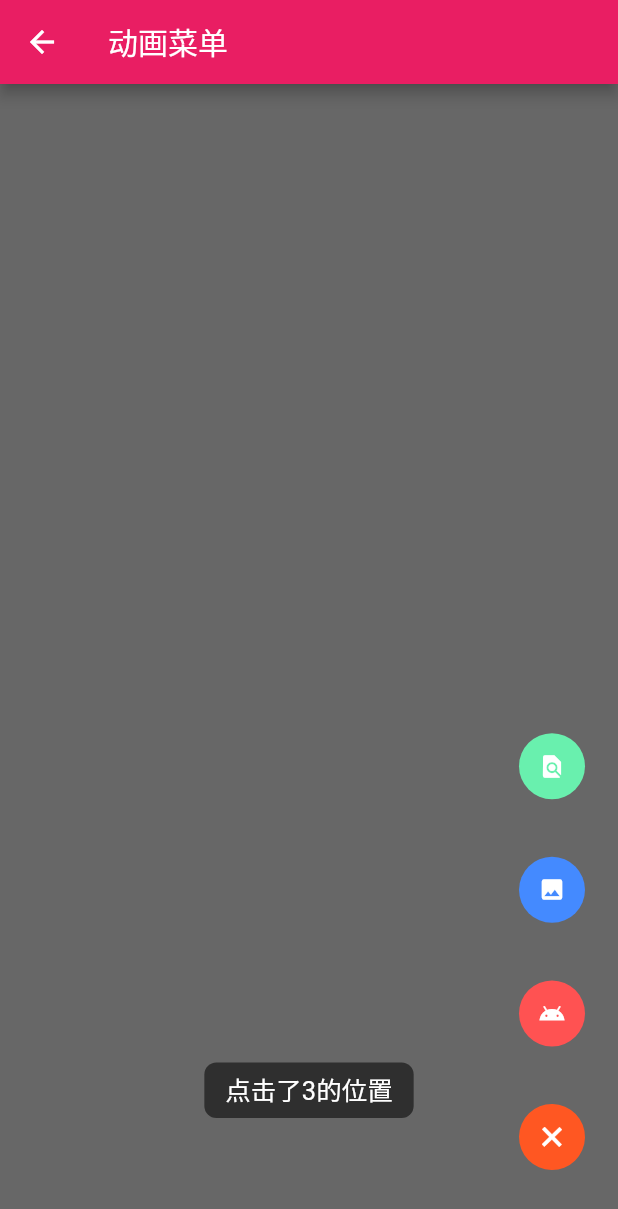
After one commit to HeroLBJ/FlutterGo, a Flutter app: the Hero03Page screen opened directly, after a tap on the "android" icon, on a phone screen of 412 x 824 dp. The commit adds this screen. Shown: the top 1209 px of the screen. Run offline on Flutter 3.47's test engine with Material 2 defaults, Android fonts, the phone set to English and light mode, and no system bars; our stand-ins replace bot_toast; network calls fail.

```diff
--- /dev/null
+++ b/flutter_go/lib/tool/widget/menu/rote_flow_button_menu.dart
@@ -0,0 +1,305 @@
+import 'package:flutter/cupertino.dart';
+import 'package:flutter/material.dart';
+
+/// https://github.com/zhaolongs/flutter_shake_animation_widget
+///
+/// 代码清单
+///代码清单
+///   流式布局 Flow 圆形菜单
+class RoteFlowButtonMenu extends StatefulWidget {
+  ///菜单图标
+  final List<Icon> iconList;
+
+  ///菜单图标背景
+  final List<Color> iconBackgroundColorList;
+
+  ///所有菜单项默认使用的底色
+  final Color defaultBackgroundColor;
+
+  ///点击事件回调
+  final Function(int index) clickCallBack;
+
+  ///是否输出Log
+  final bool isLog;
+
+  RoteFlowButtonMenu(
+      {@required this.iconList,
+        this.clickCallBack,
+        this.isLog = false,
+        this.defaultBackgroundColor = Colors.deepOrange,
+        this.iconBackgroundColorList});
+
+  @override
+  _MenuState createState() => _MenuState();
+}
+
+//lib/code10/main_data1019.dart
+///   流式布局 Flow 圆形菜单 类似开源中国底部圆形菜单效果
+class _MenuState extends State<RoteFlowButtonMenu>
+    with SingleTickerProviderStateMixin {
+  ///变化比率
+  double _rad = 0.0;
+
+  ///是否执行完动画，或者说是动画停止
+  bool _closed = true;
+
+  ///动画控制器
+  AnimationController _controller;
+
+  ///用于控制变化速率
+  Animation<double> animation;
+
+  ///用于保存显示出来的菜单效果Widget
+  List<Widget> menuItemList = [];
+
+  @override
+  void initState() {
+    super.initState();
+
+    ///创建动画控制器
+    ///执行时间为200毫秒
+    _controller =
+    AnimationController(duration: Duration(milliseconds: 400), vsync: this)
+
+    ///设置监听，每当动画执行时就会实时回调此方法
+      ..addListener(() {
+        setState(() {
+          ///从0到1
+          _rad = animation.value;
+          print("$_rad ");
+        });
+      })
+
+    ///设置状态监听
+      ..addStatusListener((status) {
+        if (status == AnimationStatus.completed) {
+          print("正向执行完毕 ");
+          _closed = !_closed;
+        } else if (status == AnimationStatus.dismissed) {
+          print("反向执行完毕 ");
+          _closed = !_closed;
+        }
+      });
+
+    ///变化值从 0.0-1.0
+    ///Curves.easeInOutExpo 中间快两头慢
+    animation = Tween(begin: 0.0, end: 1.0).animate(
+
+      ///先快后慢
+        CurveTween(curve: Curves.easeOutQuint).animate(_controller));
+
+    ///构建菜单具体显示的Widget
+    menuItemList = buildMenuData();
+  }
+
+  @override
+  void dispose() {
+    _controller.dispose();
+    super.dispose();
+  }
+
+  @override
+  Widget build(BuildContext context) {
+    return buildBody2();
+  }
+
+  //lib/code10/main_data1019.dart
+  /// 流式布局 Flow 圆形菜单
+  ///构建菜单所使用到的图标
+  List<Icon> iconList = [
+    Icon(
+      Icons.android,
+      color: Colors.white,
+      size: 18,
+    ),
+    Icon(
+      Icons.image,
+      color: Colors.white,
+      size: 18,
+    ),
+    Icon(
+      Icons.find_in_page,
+      color: Colors.white,
+      size: 18,
+    ),
+    Icon(Icons.add, color: Colors.white, size: 28),
+  ];
+
+  //lib/code10/main_data1019.dart
+  /// Flow 流式布局 构建菜单数据Widget
+  List<Widget> buildMenuData() {
+    List<Widget> childWidthList = [];
+
+    ///为每个Icon添加一个点击事件与圆形背景
+    for (int i = 0; i < iconList.length; i++) {
+      Color itemColor = widget.defaultBackgroundColor;
+      if (widget.iconBackgroundColorList != null &&
+          widget.iconBackgroundColorList.length > i) {
+        itemColor = widget.iconBackgroundColorList[i];
+      }
+
+      ///每个菜单添加InkWell点击事件
+      Widget itemContainer = InkWell(
+        onTap: () {
+          if (widget.clickCallBack != null) {
+            widget.clickCallBack(i);
+          }
+
+          ///打开或者关闭菜单
+          colseOrOpen();
+
+          ///点击菜单其他的操作
+        },
+        child: new Container(
+          ///圆形背景
+          decoration: BoxDecoration(
+              color: itemColor,
+              borderRadius: BorderRadius.all(Radius.circular(23))),
+          alignment: Alignment.center,
+          height: 44,
+          width: 44,
+          child: iconList[i],
+        ),
+      );
+      childWidthList.add(
+        itemContainer,
+      );
+    }
+    return childWidthList;
+  }
+
+  //lib/code10/main_data1019.dart
+  ///页面的主体
+  buildBody2() {
+    return Stack(
+      children: [
+        Positioned(
+          left: 0,
+          right: 0,
+          bottom: 0,
+          top: 0,
+          child: Container(
+            color: Color.fromARGB((_rad * 150).toInt(), 0, 0, 0),
+          ),
+        ),
+        Flow(
+          ///代理
+          delegate: RoteFlowButtonMenuDelegate(radiusRate: _rad),
+
+          ///使用到的子Widget
+          children: menuItemList,
+        )
+      ],
+    );
+  }
+
+  ///控制菜单的打开或者关闭
+  void colseOrOpen() {
+    if (_closed) {
+      _controller.reset();
+      _controller.forward();
+    } else {
+      _controller.reverse();
+    }
+  }
+}
+
+//lib/code10/main_data1019.dart
+///  流式布局 Flow 计算
+class RoteFlowButtonMenuDelegate extends FlowDelegate {
+  ///半径变化的比率
+  ///一般从0到1 菜单展开
+  ///从1-0菜单关闭
+  double radiusRate;
+
+  RoteFlowButtonMenuDelegate({this.radiusRate = 0});
+
+  @override
+  void paintChildren(FlowPaintingContext context) {
+    calculWrapSpacingChild2(context);
+  }
+
+  //lib/code10/main_data1019.dart
+  ///  流式布局 Flow 计算 菜单向上弹出
+  void calculWrapSpacingChild2(FlowPaintingContext context) {
+    ///初始绘制位置为Flow布局的左上角
+    double x = 0.0;
+    double y = 0.0;
+
+    //获取当前画布的最小边长，width与height谁小取谁
+    double radius = context.size.shortestSide / 3 * 2;
+
+    ///获取当前Flow的大小
+    double flowWidth = context.size.width;
+    double flowHeight = context.size.height;
+
+    ///左右两个菜单的偏移量
+    double dxflag = radius / 3 * radiusRate;
+
+    ///默认将所有的子Widget绘制到左下角
+    x = radius;
+    y = radius;
+
+    //计算每一个子widget的位置
+    for (var i = 0; i < context.childCount - 1; i++) {
+      ///获取第i个子Widget的大小
+      Size itemChildSize = context.getChildSize(i);
+
+      ///子child开始绘制的y中心点
+      double normalHeight = flowHeight - itemChildSize.height * 2;
+
+      ///计算每个子Widget 的坐标
+      x = flowWidth - itemChildSize.height * 1.5;
+      y = normalHeight - dxflag * (i + 1) * 0.9;
+
+      ///在Flow中进行绘制
+      context.paintChild(i,
+          transform: new Matrix4.translationValues(x, y, 0.0));
+    }
+
+    ///最后一个做为菜单选项
+    int lastIndex = context.childCount - 1;
+    Size lastChildSize = context.getChildSize(lastIndex);
+    double lastx = (flowWidth - lastChildSize.height * 1.5);
+    double lasty = flowHeight - lastChildSize.height * 2;
+
+    ///绘制这个菜单在右下角并旋转
+    context.paintChild(lastIndex,
+
+        ///先平移到底部
+        transform: Matrix4.translationValues(lastx, lasty, 0.0)
+
+        ///然后将旋转中心平移到子Widget的中心
+          ..translate(lastChildSize.width / 2, lastChildSize.height / 2)
+
+        ///合并旋转操作
+          ..multiply(Matrix4.rotationZ(radiusRate * 0.8)
+
+          ///再将旋转中心平移回去
+            ..translate(-lastChildSize.width / 2, -lastChildSize.height / 2)));
+  }
+
+  @override
+  bool shouldRepaint(FlowDelegate oldDelegate) {
+    return oldDelegate != this;
+  }
+
+  //  是否需要重新布局。
+  @override
+  bool shouldRelayout(FlowDelegate oldDelegate) {
+    return true;
+  }
+
+  //设置Flow的尺寸
+  @override
+  Size getSize(BoxConstraints constraints) {
+    //指定Flow的大小
+    return super.getSize(constraints);
+  }
+
+  //  设置每个child的布局约束条件
+  @override
+  BoxConstraints getConstraintsForChild(int i, BoxConstraints constraints) {
+    return super.getConstraintsForChild(i, constraints);
+  }
+}
--- a/flutter_go/lib/ui/action2/action2_root_page.dart
+++ b/flutter_go/lib/ui/action2/action2_root_page.dart
@@ -1,14 +1,18 @@
 import 'package:flutter/material.dart';
 import 'hero01/hero_01_page.dart';
 import 'hero02/hero_02_page.dart';
+import 'hero03/hero_03_page.dart';
+import 'hero04/hero_04_page.dart';
 
 class Action2RootPage extends StatelessWidget {
-  final List<String> titleList = ['Hero动画', '裁剪ClipPath'];
+  final List<String> titleList = ['Hero动画', '裁剪ClipPath','动画菜单1','动画菜单2'];
   final List<String> descList = [
     '让你的APP页面切换充满动效 不一样的体验 优美的视觉',
-    '裁剪出一个动起来的贝塞尔图形'
+    '裁剪出一个动起来的贝塞尔图形',
+    '自定义动画菜单1',
+    '自定义动画菜单2'
   ];
-  final List<Widget> pageList = [Hero01Page(), Hero02Page()];
+  final List<Widget> pageList = [Hero01Page(), Hero02Page(),Hero03Page(),Hero04Page()];
 
   @override
   Widget build(BuildContext context) {
--- /dev/null
+++ b/flutter_go/lib/ui/action2/hero03/hero_03_page.dart
@@ -0,0 +1,38 @@
+import 'package:flutter/material.dart';
+import 'package:flutter_go/tool/toast/ToastTool.dart';
+import 'package:flutter_go/tool/widget/menu/bottom_round_flow_menu.dart';
+import 'package:flutter_go/tool/widget/menu/rote_flow_button_menu.dart';
+
+class Hero03Page extends StatelessWidget {
+  @override
+  Widget build(BuildContext context) {
+    return Scaffold(
+      appBar: AppBar(
+        title: Text('动画菜单'),
+      ),
+      body: Stack(
+        children: [
+          Container(
+            child: RoteFlowButtonMenu(
+              iconList: [
+                Icon(Icons.ac_unit_rounded,color: Colors.white),
+                Icon(Icons.animation,color: Colors.white),
+                Icon(Icons.access_alarm_rounded,color: Colors.white),
+                Icon(Icons.adb_sharp,color: Colors.white)
+              ],
+              iconBackgroundColorList: [
+                Colors.redAccent,
+                Colors.blueAccent,
+                Colors.greenAccent,
+                Colors.deepOrange
+              ],
+              clickCallBack: (index) {
+                ToastTool.showText('点击了$index的位置');
+              },
+            ),
+          )
+        ],
+      ),
+    );
+  }
+}
```
Also changed, not shown: flutter_go/lib/tool/widget/menu/bottom_round_flow_menu.dart (added, +306 -0 lines), flutter_go/lib/ui/action2/hero02/hero_02_page.dart (+11 -3 lines), flutter_go/lib/ui/action2/hero04/hero_04_page.dart (added, +38 -0 lines).
